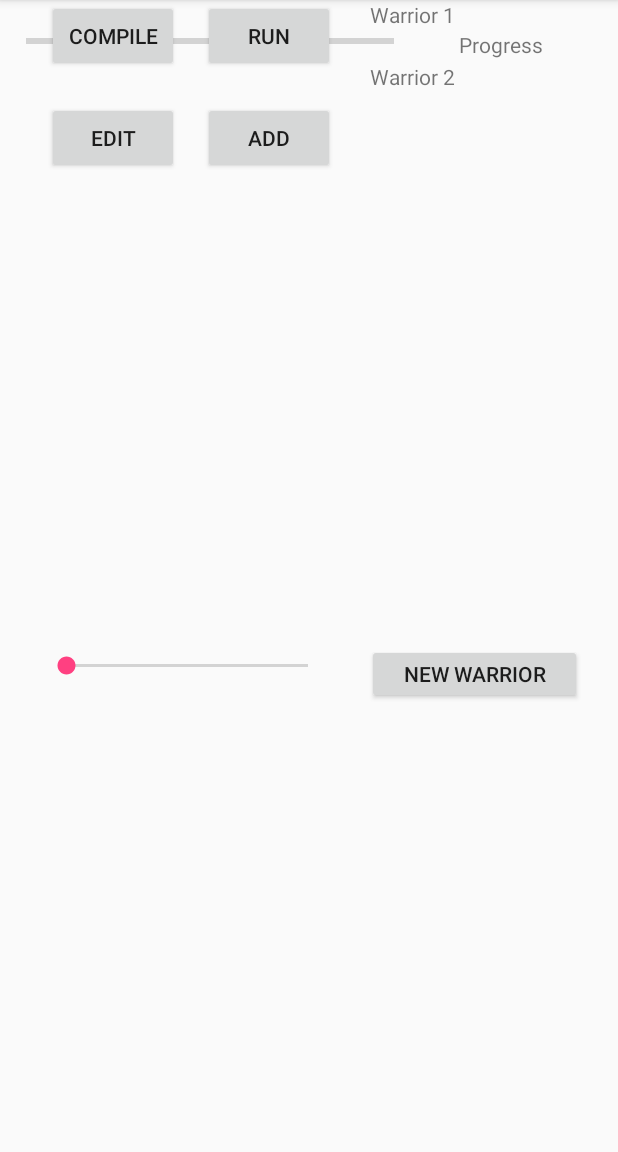
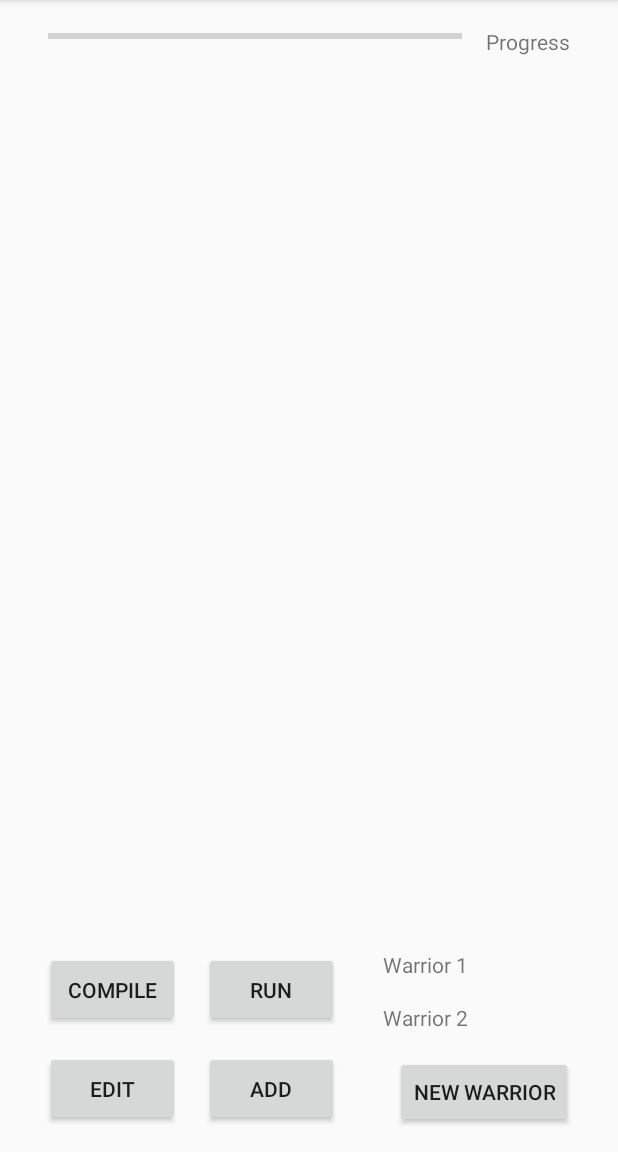
Before and after one commit to SquirrelsMcGee/GRPCoreWarMobile, an Android app: the MainActivity screen opened directly, with no data from a screen before it, on a phone screen of 412 x 824 dp, the part 84-1236 px from its top. Run offline under Robolectric (Android 15) with nearby library versions, the phone set to English and light mode, and no system bars.

Commit message:
Implemented ConstraintLayout in activity_main.xml for compatibility

```diff
--- a/GUI/CoreWarMobile/app/src/main/res/layout/activity_main.xml
+++ b/GUI/CoreWarMobile/app/src/main/res/layout/activity_main.xml
@@ -7,128 +7,195 @@
     android:minHeight="250dp"
     tools:context="com.corewarmobile.corewarmobile.MainActivity">
 
-    <Button
-        android:id="@+id/button5"
-        android:layout_width="143dp"
-        android:layout_height="40dp"
-        android:layout_marginBottom="8dp"
-        android:layout_marginEnd="24dp"
-        android:layout_marginStart="23dp"
-        android:layout_marginTop="8dp"
-        android:onClick="NewWarrior"
-        android:text="@string/new_warrior"
+    <android.support.constraint.ConstraintLayout
+        android:id="@+id/progLayout"
+        android:layout_width="match_parent"
+        android:layout_height="wrap_content"
+        app:layout_constraintBottom_toTopOf="@+id/canvasLayout"
+        app:layout_constraintEnd_toEndOf="parent"
+        app:layout_constraintStart_toStartOf="parent"
+        app:layout_constraintTop_toTopOf="parent">
+
+        <ProgressBar
+            android:id="@+id/progressBar"
+            style="?android:attr/progressBarStyleHorizontal"
+            android:layout_width="0dp"
+            android:layout_height="wrap_content"
+            android:layout_marginBottom="13dp"
+            android:layout_marginEnd="8dp"
+            android:layout_marginStart="32dp"
+            android:layout_marginTop="16dp"
+            android:layout_weight="1"
+            android:visibility="visible"
+            app:layout_constraintBottom_toBottomOf="parent"
+            app:layout_constraintEnd_toStartOf="@+id/progressLabel"
+            app:layout_constraintHorizontal_bias="0.214"
+            app:layout_constraintStart_toStartOf="parent"
+            app:layout_constraintTop_toTopOf="parent" />
+
+        <TextView
+            android:id="@+id/progressLabel"
+            android:layout_width="wrap_content"
+            android:layout_height="wrap_content"
+            android:layout_marginBottom="8dp"
+            android:layout_marginEnd="32dp"
+            android:layout_marginStart="8dp"
+            android:layout_marginTop="18dp"
+            android:layout_weight="1"
+            android:text="@string/progress"
+            app:layout_constraintBottom_toBottomOf="parent"
+            app:layout_constraintEnd_toEndOf="parent"
+            app:layout_constraintStart_toEndOf="@+id/progressBar"
+            app:layout_constraintTop_toTopOf="parent" />
+    </android.support.constraint.ConstraintLayout>
+
+    <GridLayout
+        android:id="@+id/canvasLayout"
+        android:layout_width="0dp"
+        android:layout_height="0dp"
+        android:layout_marginEnd="8dp"
+        android:layout_marginStart="8dp"
+        android:columnCount="800"
+        android:rowCount="800"
+        app:layout_constraintBottom_toTopOf="@+id/FuncLayout"
+        app:layout_constraintEnd_toEndOf="parent"
+        app:layout_constraintHorizontal_bias="0.0"
+        app:layout_constraintLeft_toLeftOf="parent"
+        app:layout_constraintRight_toRightOf="parent"
+        app:layout_constraintStart_toStartOf="parent"
+        app:layout_constraintTop_toBottomOf="@+id/progLayout">
+
+    </GridLayout>
+
+    <android.support.constraint.ConstraintLayout
+        android:id="@+id/FuncLayout"
+        android:layout_width="match_parent"
+        android:layout_height="wrap_content"
         app:layout_constraintBottom_toBottomOf="parent"
         app:layout_constraintEnd_toEndOf="parent"
-        app:layout_constraintStart_toEndOf="@+id/seekBar"
-        app:layout_constraintTop_toBottomOf="@+id/textView3"
-        app:layout_constraintVertical_bias="0.548" />
+        app:layout_constraintStart_toStartOf="parent"
+        app:layout_constraintTop_toBottomOf="@+id/canvasLayout">
 
-    <Button
-        android:id="@+id/button6"
-        android:layout_width="88dp"
-        android:layout_height="48dp"
-        android:layout_marginEnd="23dp"
-        android:text="@string/run"
-        app:layout_constraintEnd_toStartOf="@+id/textView2"
-        tools:layout_editor_absoluteY="507dp" />
+        <android.support.constraint.ConstraintLayout
+            android:id="@+id/leftFuncL"
+            android:layout_width="wrap_content"
+            android:layout_height="match_parent"
+            app:layout_constraintBottom_toBottomOf="parent"
+            app:layout_constraintEnd_toStartOf="@+id/rightFuncL"
+            app:layout_constraintStart_toStartOf="parent"
+            app:layout_constraintTop_toTopOf="parent">
 
-    <Button
-        android:id="@+id/button"
-        android:layout_width="88dp"
-        android:layout_height="48dp"
-        android:layout_marginEnd="23dp"
-        android:layout_marginTop="20dp"
-        android:text="@string/add"
-        app:layout_constraintEnd_toStartOf="@+id/textView3"
-        app:layout_constraintTop_toBottomOf="@+id/button6" />
+            <Button
+                android:id="@+id/compileButton"
+                android:layout_width="90dp"
+                android:layout_height="50dp"
+                android:layout_marginBottom="8dp"
+                android:layout_marginEnd="8dp"
+                android:layout_marginStart="16dp"
+                android:layout_marginTop="8dp"
+                android:text="@string/compile"
+                app:layout_constraintBottom_toTopOf="@id/editButton"
+                app:layout_constraintEnd_toStartOf="@id/runButton"
+                app:layout_constraintStart_toStartOf="parent"
+                app:layout_constraintTop_toTopOf="parent" />
 
-    <Button
-        android:id="@+id/button3"
-        android:layout_width="88dp"
-        android:layout_height="48dp"
-        android:layout_marginEnd="16dp"
-        android:layout_marginTop="20dp"
-        android:text="@string/edit"
-        app:layout_constraintEnd_toStartOf="@+id/button"
-        app:layout_constraintTop_toBottomOf="@+id/button2" />
+            <Button
+                android:id="@+id/runButton"
+                android:layout_width="90dp"
+                android:layout_height="50dp"
+                android:layout_marginBottom="8dp"
+                android:layout_marginEnd="8dp"
+                android:layout_marginStart="8dp"
+                android:layout_marginTop="8dp"
+                android:text="@string/run"
+                app:layout_constraintBottom_toTopOf="@id/addButton"
+                app:layout_constraintEnd_toEndOf="parent"
+                app:layout_constraintStart_toEndOf="@id/compileButton"
+                app:layout_constraintTop_toTopOf="parent" />
 
-    <Button
-        android:id="@+id/button2"
-        android:layout_width="88dp"
-        android:layout_height="48dp"
-        android:layout_marginEnd="16dp"
-        android:text="@string/compile"
-        app:layout_constraintEnd_toStartOf="@+id/button6"
-        tools:layout_editor_absoluteY="507dp" />
+            <Button
+                android:id="@+id/addButton"
+                android:layout_width="90dp"
+                android:layout_height="50dp"
+                android:layout_marginBottom="16dp"
+                android:layout_marginEnd="8dp"
+                android:layout_marginStart="8dp"
+                android:layout_marginTop="8dp"
+                android:text="@string/add"
+                app:layout_constraintBottom_toBottomOf="parent"
+                app:layout_constraintEnd_toEndOf="parent"
+                app:layout_constraintStart_toEndOf="@id/editButton"
+                app:layout_constraintTop_toBottomOf="@id/runButton" />
 
-    <SeekBar
-        android:id="@+id/seekBar"
-        android:layout_width="193dp"
-        android:layout_height="29dp"
-        android:layout_marginBottom="16dp"
-        android:layout_marginStart="28dp"
-        android:layout_marginTop="20dp"
-        android:visibility="visible"
-        app:layout_constraintBottom_toBottomOf="parent"
-        app:layout_constraintStart_toStartOf="parent"
-        app:layout_constraintTop_toBottomOf="@+id/button" />
+            <Button
+                android:id="@+id/editButton"
+                android:layout_width="90dp"
+                android:layout_height="50dp"
+                android:layout_marginBottom="16dp"
+                android:layout_marginEnd="8dp"
+                android:layout_marginStart="16dp"
+                android:layout_marginTop="8dp"
+                android:text="@string/edit"
+                app:layout_constraintBottom_toBottomOf="parent"
+                app:layout_constraintEnd_toStartOf="@id/addButton"
+                app:layout_constraintStart_toStartOf="parent"
+                app:layout_constraintTop_toBottomOf="@id/compileButton" />
+        </android.support.constraint.ConstraintLayout>
 
-    <TextView
-        android:id="@+id/textView"
-        android:layout_width="58dp"
-        android:layout_height="19dp"
-        android:layout_marginEnd="48dp"
-        android:layout_marginTop="20dp"
-        android:text="@string/progress"
-        app:layout_constraintEnd_toEndOf="parent"
-        app:layout_constraintTop_toTopOf="parent" />
+        <android.support.constraint.ConstraintLayout
+            android:id="@+id/rightFuncL"
+            android:layout_width="wrap_content"
+            android:layout_height="match_parent"
+            app:layout_constraintBottom_toBottomOf="parent"
+            app:layout_constraintEnd_toEndOf="parent"
+            app:layout_constraintStart_toEndOf="@+id/leftFuncL"
+            app:layout_constraintTop_toTopOf="parent">
 
-    <TextView
-        android:id="@+id/textView3"
-        android:layout_width="129dp"
-        android:layout_height="28dp"
-        android:layout_marginEnd="36dp"
-        android:layout_marginTop="13dp"
-        android:text="@string/warrior_2"
-        app:layout_constraintEnd_toEndOf="parent"
-        app:layout_constraintTop_toBottomOf="@+id/textView2" />
+            <TextView
+                android:id="@+id/warriorOneLabel"
+                android:layout_width="0dp"
+                android:layout_height="wrap_content"
+                android:layout_marginBottom="8dp"
+                android:layout_marginEnd="8dp"
+                android:layout_marginStart="8dp"
+                android:layout_marginTop="8dp"
+                android:text="@string/warrior_1"
+                app:layout_constraintBottom_toTopOf="@+id/warriorTwoLabel"
+                app:layout_constraintEnd_toEndOf="parent"
+                app:layout_constraintStart_toStartOf="parent"
+                app:layout_constraintTop_toTopOf="parent" />
 
-    <TextView
-        android:id="@+id/textView2"
-        android:layout_width="129dp"
-        android:layout_height="28dp"
-        android:layout_marginEnd="36dp"
-        android:text="@string/warrior_1"
-        app:layout_constraintEnd_toEndOf="parent"
-        tools:layout_editor_absoluteY="528dp" />
+            <TextView
+                android:id="@+id/warriorTwoLabel"
+                android:layout_width="0dp"
+                android:layout_height="wrap_content"
+                android:layout_marginBottom="8dp"
+                android:layout_marginEnd="8dp"
+                android:layout_marginStart="8dp"
+                android:layout_marginTop="8dp"
+                android:text="@string/warrior_2"
+                app:layout_constraintBottom_toTopOf="@+id/newWarriorButton"
+                app:layout_constraintEnd_toEndOf="parent"
+                app:layout_constraintStart_toStartOf="parent"
+                app:layout_constraintTop_toBottomOf="@+id/warriorOneLabel" />
 
-    <ProgressBar
-        android:id="@+id/progressBar"
-        style="?android:attr/progressBarStyleHorizontal"
-        android:layout_width="245dp"
-        android:layout_height="23dp"
-        android:layout_marginEnd="8dp"
-        android:layout_marginStart="8dp"
-        android:layout_marginTop="16dp"
-        android:visibility="visible"
-        app:layout_constraintEnd_toStartOf="@+id/textView"
-        app:layout_constraintHorizontal_bias="0.214"
-        app:layout_constraintStart_toStartOf="parent"
-        app:layout_constraintTop_toTopOf="parent" />
+            <Button
+                android:id="@+id/newWarriorButton"
+                android:layout_width="wrap_content"
+                android:layout_height="wrap_content"
+                android:layout_marginBottom="16dp"
+                android:layout_marginEnd="16dp"
+                android:layout_marginRight="16dp"
+                android:layout_marginStart="16dp"
+                android:layout_marginTop="8dp"
+                android:onClick="NewWarrior"
+                android:text="@string/new_warrior"
+                app:layout_constraintBottom_toBottomOf="parent"
+                app:layout_constraintEnd_toEndOf="parent"
+                app:layout_constraintRight_toRightOf="parent"
+                app:layout_constraintStart_toStartOf="parent"
+                app:layout_constraintTop_toBottomOf="@+id/warriorTwoLabel" />
+        </android.support.constraint.ConstraintLayout>
+    </android.support.constraint.ConstraintLayout>
 
-    <GridLayout
-        android:layout_width="395dp"
-        android:layout_height="452dp"
-        android:layout_marginBottom="8dp"
-        android:layout_marginEnd="8dp"
-        android:layout_marginStart="8dp"
-        android:layout_marginTop="8dp"
-        android:columnCount="800"
-        android:rowCount="800"
-        app:layout_constraintBottom_toTopOf="@+id/button6"
-        app:layout_constraintEnd_toEndOf="parent"
-        app:layout_constraintStart_toStartOf="parent"
-        app:layout_constraintTop_toBottomOf="@+id/textView">
-
-    </GridLayout>
 </android.support.constraint.ConstraintLayout>
--- a/GUI/CoreWarMobile/app/src/main/res/layout/activity_warriors_barracks.xml
+++ b/GUI/CoreWarMobile/app/src/main/res/layout/activity_warriors_barracks.xml
@@ -6,28 +6,6 @@
     android:layout_height="match_parent"
     tools:context="com.corewarmobile.corewarmobile.WarriorsBarracks">
 
-    <android.support.design.widget.AppBarLayout
-        android:layout_width="match_parent"
-        android:layout_height="wrap_content"
-        android:theme="@style/AppTheme.AppBarOverlay">
-
-        <android.support.v7.widget.Toolbar
-            android:id="@+id/toolbar"
-            android:layout_width="match_parent"
-            android:layout_height="?attr/actionBarSize"
-            android:background="?attr/colorPrimary"
-            app:popupTheme="@style/AppTheme.PopupOverlay" />
-
-    </android.support.design.widget.AppBarLayout>
-
     <include layout="@layout/content_warriors_barracks" />
 
-    <android.support.design.widget.FloatingActionButton
-        android:id="@+id/fab"
-        android:layout_width="wrap_content"
-        android:layout_height="wrap_content"
-        android:layout_gravity="bottom|end"
-        android:layout_margin="@dimen/fab_margin"
-        app:srcCompat="@android:drawable/ic_dialog_email" />
-
 </android.support.constraint.ConstraintLayout>
```
